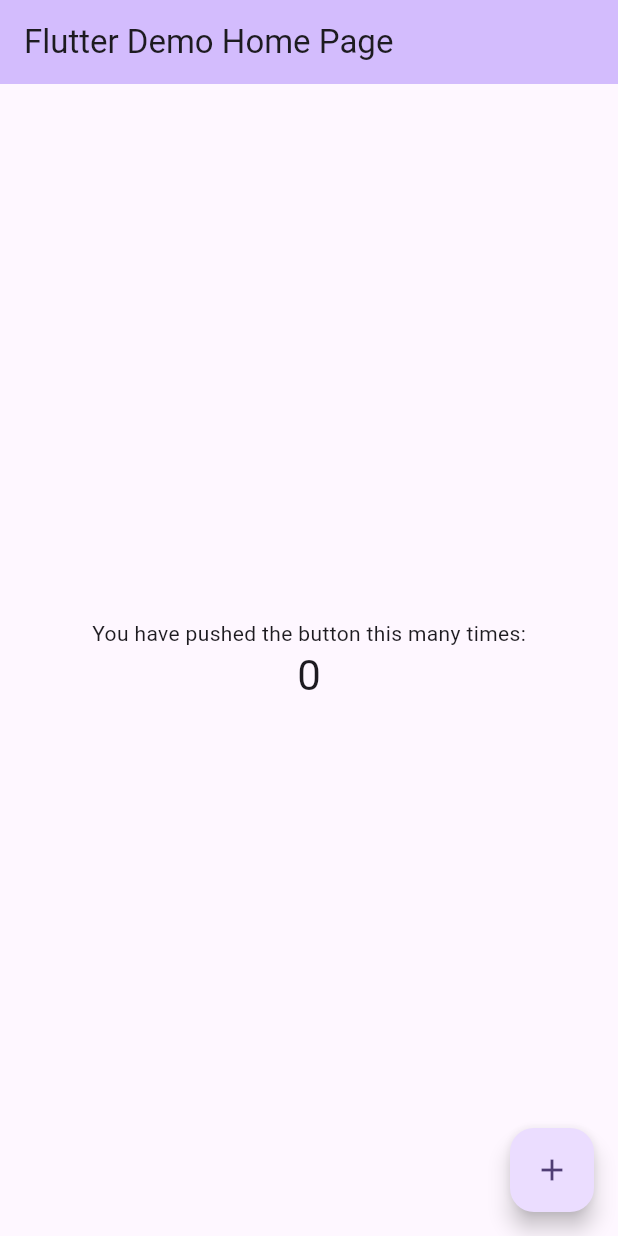
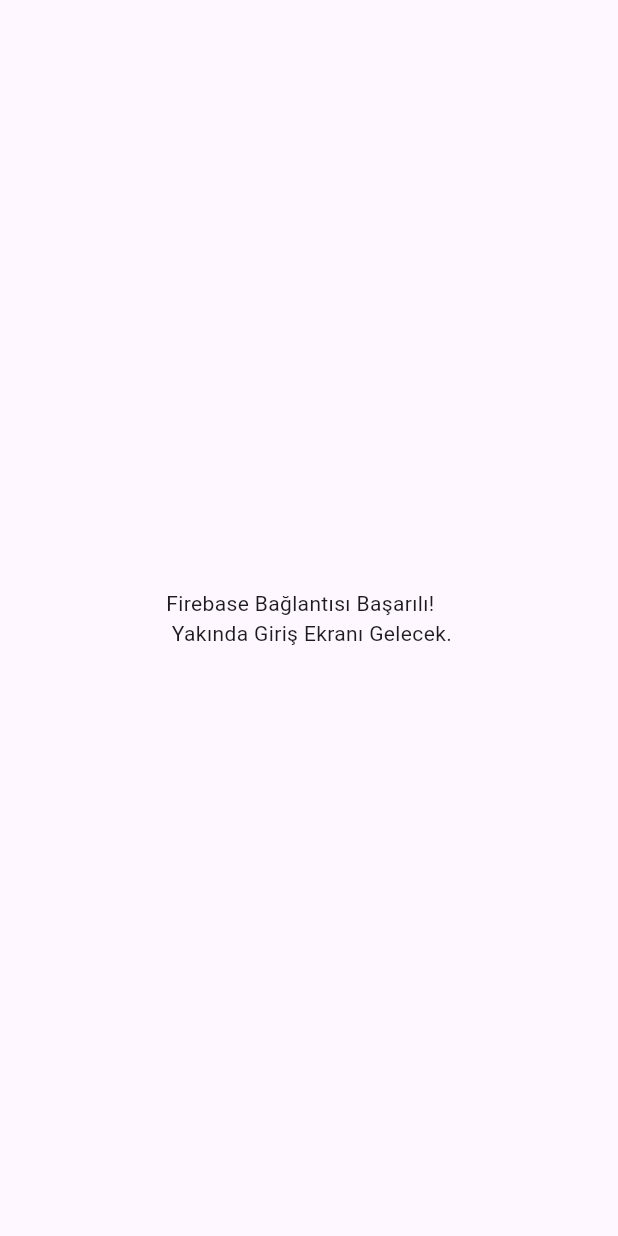
Before and after one commit to ErdoganHuseyin/243301042_HuseyinErdogan_Flutter_Proje, a Flutter app: the screen it shows after launch, on a phone screen of 412 x 824 dp. Run offline on Flutter 3.47's test engine with Material 3 defaults, Android fonts, the phone set to English and light mode, and no system bars; our stand-ins replace firebase_core; accounts and stored records are empty.

Commit message:
Firebase entegrasyonu yapildi ve main.dart temizlendi.

```diff
--- a/lib/main.dart
+++ b/lib/main.dart
@@ -1,121 +1,35 @@
 import 'package:flutter/material.dart';
+import 'package:firebase_core/firebase_core.dart';
+import 'firebase_options.dart'; // Az önce oluşan sihirli dosyamız
 
-void main() {
-  runApp(const MyApp());
+void main() async {
+
+  WidgetsFlutterBinding.ensureInitialized();
+
+
+  await Firebase.initializeApp(
+    options: DefaultFirebaseOptions.currentPlatform,
+  );
+
+  runApp(const StudyoApp());
 }
 
-class MyApp extends StatelessWidget {
-  const MyApp({super.key});
+class StudyoApp extends StatelessWidget {
+  const StudyoApp({super.key});
 
-  // This widget is the root of your application.
   @override
   Widget build(BuildContext context) {
     return MaterialApp(
-      title: 'Flutter Demo',
+      title: 'Stüdyo Rezervasyon',
+      debugShowCheckedModeBanner: false,
       theme: ThemeData(
-        // This is the theme of your application.
-        //
-        // TRY THIS: Try running your application with "flutter run". You'll see
-        // the application has a purple toolbar. Then, without quitting the app,
-        // try changing the seedColor in the colorScheme below to Colors.green
-        // and then invoke "hot reload" (save your changes or press the "hot
-        // reload" button in a Flutter-supported IDE, or press "r" if you used
-        // the command line to start the app).
-        //
-        // Notice that the counter didn't reset back to zero; the application
-        // state is not lost during the reload. To reset the state, use hot
-        // restart instead.
-        //
-        // This works for code too, not just values: Most code changes can be
-        // tested with just a hot reload.
-        colorScheme: .fromSeed(seedColor: Colors.deepPurple),
+        primarySwatch: Colors.blue,
       ),
-      home: const MyHomePage(title: 'Flutter Demo Home Page'),
-    );
-  }
-}
 
-class MyHomePage extends StatefulWidget {
-  const MyHomePage({super.key, required this.title});
-
-  // This widget is the home page of your application. It is stateful, meaning
-  // that it has a State object (defined below) that contains fields that affect
-  // how it looks.
-
-  // This class is the configuration for the state. It holds the values (in this
-  // case the title) provided by the parent (in this case the App widget) and
-  // used by the build method of the State. Fields in a Widget subclass are
-  // always marked "final".
-
-  final String title;
-
-  @override
-  State<MyHomePage> createState() => _MyHomePageState();
-}
-
-class _MyHomePageState extends State<MyHomePage> {
-  int _counter = 0;
-
-  void _incrementCounter() {
-    setState(() {
-      // This call to setState tells the Flutter framework that something has
-      // changed in this State, which causes it to rerun the build method below
-      // so that the display can reflect the updated values. If we changed
-      // _counter without calling setState(), then the build method would not be
-      // called again, and so nothing would appear to happen.
-      _counter++;
-    });
-  }
-
-  @override
-  Widget build(BuildContext context) {
-    // This method is rerun every time setState is called, for instance as done
-    // by the _incrementCounter method above.
-    //
-    // The Flutter framework has been optimized to make rerunning build methods
-    // fast, so that you can just rebuild anything that needs updating rather
-    // than having to individually change instances of widgets.
-    return Scaffold(
-      appBar: AppBar(
-        // TRY THIS: Try changing the color here to a specific color (to
-        // Colors.amber, perhaps?) and trigger a hot reload to see the AppBar
-        // change color while the other colors stay the same.
-        backgroundColor: Theme.of(context).colorScheme.inversePrimary,
-        // Here we take the value from the MyHomePage object that was created by
-        // the App.build method, and use it to set our appbar title.
-        title: Text(widget.title),
-      ),
-      body: Center(
-        // Center is a layout widget. It takes a single child and positions it
-        // in the middle of the parent.
-        child: Column(
-          // Column is also a layout widget. It takes a list of children and
-          // arranges them vertically. By default, it sizes itself to fit its
-          // children horizontally, and tries to be as tall as its parent.
-          //
-          // Column has various properties to control how it sizes itself and
-          // how it positions its children. Here we use mainAxisAlignment to
-          // center the children vertically; the main axis here is the vertical
-          // axis because Columns are vertical (the cross axis would be
-          // horizontal).
-          //
-          // TRY THIS: Invoke "debug painting" (choose the "Toggle Debug Paint"
-          // action in the IDE, or press "p" in the console), to see the
-          // wireframe for each widget.
-          mainAxisAlignment: .center,
-          children: [
-            const Text('You have pushed the button this many times:'),
-            Text(
-              '$_counter',
-              style: Theme.of(context).textTheme.headlineMedium,
-            ),
-          ],
+      home: const Scaffold(
+        body: Center(
+          child: Text("Firebase Bağlantısı Başarılı! \n Yakında Giriş Ekranı Gelecek."),
         ),
-      ),
-      floatingActionButton: FloatingActionButton(
-        onPressed: _incrementCounter,
-        tooltip: 'Increment',
-        child: const Icon(Icons.add),
       ),
     );
   }
--- a/pubspec.yaml
+++ b/pubspec.yaml
@@ -34,6 +34,9 @@
   # The following adds the Cupertino Icons font to your application.
   # Use with the CupertinoIcons class for iOS style icons.
   cupertino_icons: ^1.0.8
+  firebase_core: ^4.6.0
+  firebase_auth: ^6.3.0
+  cloud_firestore: ^6.2.0
 
 dev_dependencies:
   flutter_test:
```
Also changed, not shown: firebase.json (added), lib/firebase_options.dart (added), pubspec.lock, 6 other files.
